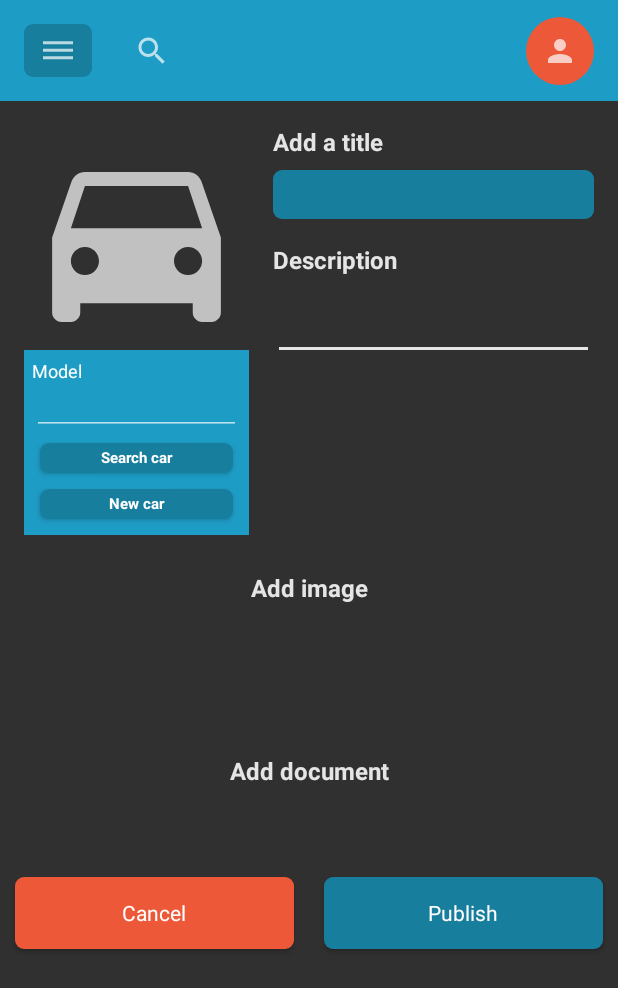
After one commit to MiguelAngel-9k/Moviles-app, an Android app: the PostDescriptionFragment screen opened directly, with no data from a screen before it, on a phone screen of 412 x 824 dp. The commit adds this screen. Shown: the top 988 px of the screen. Run offline under Robolectric (Android 15) with nearby library versions, the phone set to English and light mode, and no system bars.

Commit message:
publish activity done

```diff
--- /dev/null
+++ b/app/src/main/java/com/example/mkx_app/acyivitys/PublishActivity.kt
@@ -0,0 +1,12 @@
+package com.example.mkx_app.acyivitys
+
+import androidx.appcompat.app.AppCompatActivity
+import android.os.Bundle
+import com.example.mkx_app.R
+
+class PublishActivity : AppCompatActivity() {
+    override fun onCreate(savedInstanceState: Bundle?) {
+        super.onCreate(savedInstanceState)
+        setContentView(R.layout.activity_publish)
+    }
+}
--- /dev/null
+++ b/app/src/main/java/com/example/mkx_app/fragments/PostDescriptionFragment.kt
@@ -0,0 +1,60 @@
+package com.example.mkx_app.fragments
+
+import android.os.Bundle
+import androidx.fragment.app.Fragment
+import android.view.LayoutInflater
+import android.view.View
+import android.view.ViewGroup
+import com.example.mkx_app.R
+
+// TODO: Rename parameter arguments, choose names that match
+// the fragment initialization parameters, e.g. ARG_ITEM_NUMBER
+private const val ARG_PARAM1 = "param1"
+private const val ARG_PARAM2 = "param2"
+
+/**
+ * A simple [Fragment] subclass.
+ * Use the [PostDescriptionFragment.newInstance] factory method to
+ * create an instance of this fragment.
+ */
+class PostDescriptionFragment : Fragment() {
+    // TODO: Rename and change types of parameters
+    private var param1: String? = null
+    private var param2: String? = null
+
+    override fun onCreate(savedInstanceState: Bundle?) {
+        super.onCreate(savedInstanceState)
+        arguments?.let {
+            param1 = it.getString(ARG_PARAM1)
+            param2 = it.getString(ARG_PARAM2)
+        }
+    }
+
+    override fun onCreateView(
+        inflater: LayoutInflater, container: ViewGroup?,
+        savedInstanceState: Bundle?
+    ): View? {
+        // Inflate the layout for this fragment
+        return inflater.inflate(R.layout.fragment_post_description, container, false)
+    }
+
+    companion object {
+        /**
+         * Use this factory method to create a new instance of
+         * this fragment using the provided parameters.
+         *
+         * @param param1 Parameter 1.
+         * @param param2 Parameter 2.
+         * @return A new instance of fragment PostDescriptionFragment.
+         */
+        // TODO: Rename and change types and number of parameters
+        @JvmStatic
+        fun newInstance(param1: String, param2: String) =
+            PostDescriptionFragment().apply {
+                arguments = Bundle().apply {
+                    putString(ARG_PARAM1, param1)
+                    putString(ARG_PARAM2, param2)
+                }
+            }
+    }
+}
--- a/app/src/main/res/drawable/cancel_button.xml
+++ b/app/src/main/res/drawable/cancel_button.xml
@@ -1,5 +1,5 @@
 <?xml version="1.0" encoding="utf-8"?>
 <shape xmlns:android="http://schemas.android.com/apk/res/android">
-    <corners android:radius="16dp"></corners>
+    <corners android:radius="6dp"></corners>
     <solid android:color="@color/orange"></solid>
 </shape>
--- /dev/null
+++ b/app/src/main/res/layout/activity_publish.xml
@@ -0,0 +1,98 @@
+<?xml version="1.0" encoding="utf-8"?>
+<androidx.constraintlayout.widget.ConstraintLayout xmlns:android="http://schemas.android.com/apk/res/android"
+    xmlns:app="http://schemas.android.com/apk/res-auto"
+    xmlns:tools="http://schemas.android.com/tools"
+    android:layout_width="match_parent"
+    android:layout_height="match_parent"
+    tools:context=".acyivitys.PublishActivity">
+
+    <androidx.fragment.app.FragmentContainerView
+        android:id="@+id/fragmentNavbarPublish"
+        android:name="com.example.mkx_app.fragments.NavbarFragment"
+        android:layout_width="0dp"
+        android:layout_height="wrap_content"
+        app:layout_constraintEnd_toEndOf="parent"
+        app:layout_constraintStart_toStartOf="parent"
+        app:layout_constraintTop_toTopOf="parent" />
+
+
+    <ScrollView
+        android:layout_width="0dp"
+        android:layout_height="0dp"
+        app:layout_constraintBottom_toBottomOf="parent"
+        app:layout_constraintEnd_toEndOf="parent"
+        app:layout_constraintHorizontal_bias="0.0"
+        app:layout_constraintStart_toStartOf="parent"
+        app:layout_constraintTop_toBottomOf="@+id/fragmentNavbarPublish">
+
+        <LinearLayout
+            android:layout_width="match_parent"
+            android:layout_height="wrap_content"
+            android:orientation="vertical" >
+
+            <androidx.fragment.app.FragmentContainerView
+                android:id="@+id/fragmentContainerView6"
+                android:name="com.example.mkx_app.fragments.PostDescriptionFragment"
+                android:layout_width="match_parent"
+                android:layout_height="wrap_content" />
+
+            <TextView
+                android:id="@+id/txtAddImage"
+                style="@style/Theme.MKXAPP.h3"
+                android:layout_width="match_parent"
+                android:layout_height="wrap_content"
+                android:layout_marginTop="8dp"
+                android:text="@string/add_image" />
+
+            <ScrollView
+                android:layout_width="match_parent"
+                android:layout_height="100dp">
+
+                <LinearLayout
+                    android:layout_width="match_parent"
+                    android:layout_height="wrap_content"
+                    android:orientation="vertical" />
+            </ScrollView>
+
+            <TextView
+                android:id="@+id/txtAddDocument"
+                style="@style/Theme.MKXAPP.h3"
+                android:layout_width="match_parent"
+                android:layout_height="wrap_content"
+                android:text="@string/add_document" />
+
+            <ScrollView
+                android:layout_width="match_parent"
+                android:layout_height="50dp">
+
+                <LinearLayout
+                    android:layout_width="match_parent"
+                    android:layout_height="wrap_content"
+                    android:orientation="vertical" />
+            </ScrollView>
+
+            <LinearLayout
+                android:layout_width="match_parent"
+                android:layout_height="match_parent"
+                android:orientation="horizontal">
+
+                <Button
+                    android:id="@+id/btnPublishCancel"
+                    style="@style/Theme.MKXAPP.button.cancel"
+                    android:layout_width="wrap_content"
+                    android:layout_height="wrap_content"
+                    android:layout_weight="1"
+                    android:text="@string/cancel" />
+
+                <Button
+                    android:id="@+id/btnPublish"
+                    style="@style/Theme.MKXAPP.button"
+                    android:layout_width="wrap_content"
+                    android:layout_height="wrap_content"
+                    android:layout_weight="1"
+                    android:text="@string/publish" />
+            </LinearLayout>
+        </LinearLayout>
+    </ScrollView>
+
+</androidx.constraintlayout.widget.ConstraintLayout>
--- /dev/null
+++ b/app/src/main/res/layout/fragment_post_description.xml
@@ -0,0 +1,177 @@
+<?xml version="1.0" encoding="utf-8"?>
+<androidx.constraintlayout.widget.ConstraintLayout xmlns:android="http://schemas.android.com/apk/res/android"
+    xmlns:app="http://schemas.android.com/apk/res-auto"
+    xmlns:tools="http://schemas.android.com/tools"
+    android:layout_width="match_parent"
+    android:layout_height="wrap_content"
+    tools:context=".fragments.PostDescriptionFragment">
+
+    <ImageView
+        android:id="@+id/imgCoverPublis"
+        android:layout_width="150dp"
+        android:layout_height="150dp"
+        android:layout_marginStart="16dp"
+        android:layout_marginTop="16dp"
+        android:src="@drawable/ic_directions_car_24"
+        app:layout_constraintStart_toStartOf="parent"
+        app:layout_constraintTop_toTopOf="parent" />
+
+    <LinearLayout
+        android:layout_width="0dp"
+        android:layout_height="wrap_content"
+        android:layout_marginBottom="16dp"
+        android:background="@color/blue"
+        android:orientation="vertical"
+        android:padding="5dp"
+        app:layout_constraintBottom_toBottomOf="parent"
+        app:layout_constraintEnd_toEndOf="@+id/imgCoverPublis"
+        app:layout_constraintStart_toStartOf="@+id/imgCoverPublis"
+        app:layout_constraintTop_toBottomOf="@+id/imgCoverPublis">
+
+        <TextView
+            android:id="@+id/txtSearchCar"
+            style="@style/Theme.MKXAPP.label_sm"
+            android:layout_width="match_parent"
+            android:layout_height="wrap_content"
+            android:text="@string/car_model" />
+
+        <EditText
+            android:id="@+id/editCarModel"
+            style="@style/Theme.MKXAPP.edit_sm"
+            android:layout_width="match_parent"
+            android:layout_height="wrap_content"
+            android:ems="10"
+            android:inputType="textPersonName" />
+
+        <Button
+            android:id="@+id/btnSelectCar"
+            style="@style/Theme.MKXAPP.button_sm"
+            android:layout_width="match_parent"
+            android:layout_height="20dp"
+            android:layout_margin="5dp"
+            android:text="@string/search_car" />
+
+        <Button
+            android:id="@+id/btnNewCar"
+            style="@style/Theme.MKXAPP.button_sm"
+            android:layout_width="match_parent"
+            android:layout_height="20dp"
+            android:layout_margin="5dp"
+            android:text="@string/new_car" />
+
+    </LinearLayout>
+
+    <EditText
+        android:id="@+id/editPublishTitle"
+        style="@style/Theme.MKXAPP.h2"
+        android:layout_width="0dp"
+        android:layout_height="wrap_content"
+        android:layout_marginLeft="16dp"
+        android:layout_marginTop="8dp"
+        android:layout_marginRight="16dp"
+        android:background="@drawable/button_rounded"
+        android:ems="10"
+        android:inputType="textPersonName"
+        app:layout_constraintEnd_toEndOf="parent"
+        app:layout_constraintStart_toEndOf="@+id/imgCoverPublis"
+        app:layout_constraintTop_toBottomOf="@+id/txtPublisTitle" />
+
+    <TextView
+        android:id="@+id/txtPostDescription"
+        android:layout_width="0dp"
+        android:layout_height="wrap_content"
+        android:text="@string/post_description"
+        style="@style/Theme.MKXAPP.h3"
+        android:textAlignment="textStart"
+        android:layout_marginTop="16dp"
+        app:layout_constraintEnd_toEndOf="@+id/editPublishTitle"
+        app:layout_constraintStart_toStartOf="@+id/editPublishTitle"
+        app:layout_constraintTop_toBottomOf="@+id/editPublishTitle" />
+
+    <EditText
+        android:id="@+id/editPublisDescription"
+        android:layout_width="0dp"
+        android:layout_height="wrap_content"
+        android:ems="10"
+        style="@style/Theme.MKXAPP.edit"
+        android:inputType="textMultiLine"
+        android:layout_marginTop="16dp"
+        app:layout_constraintEnd_toEndOf="@+id/editPublishTitle"
+        app:layout_constraintHorizontal_bias="0.0"
+        app:layout_constraintStart_toStartOf="@+id/editPublishTitle"
+        app:layout_constraintTop_toBottomOf="@+id/txtPostDescription" />
+
+    <TextView
+        android:id="@+id/txtPublisTitle"
+        style="@style/Theme.MKXAPP.h3"
+        android:layout_width="0dp"
+        android:layout_height="wrap_content"
+        android:layout_marginStart="16dp"
+        android:layout_marginEnd="16dp"
+        android:text="@string/post_title"
+        android:textAlignment="textStart"
+        app:layout_constraintEnd_toEndOf="parent"
+        app:layout_constraintStart_toEndOf="@+id/imgCoverPublis"
+        app:layout_constraintTop_toTopOf="@+id/imgCoverPublis" />
+
+
+    <!--
+
+    <LinearLayout
+        android:layout_width="0dp"
+        android:layout_height="wrap_content"
+        android:background="@color/blue"
+        android:orientation="vertical"
+        app:layout_constraintEnd_toEndOf="@+id/imgCoverPublis"
+        app:layout_constraintStart_toStartOf="@+id/imgCoverPublis"
+        app:layout_constraintTop_toBottomOf="@+id/imgCoverPublis">
+
+        <TextView
+            android:id="@+id/txtCarYear"
+            style="@style/Theme.MKXAPP.label_sm"
+            android:layout_width="match_parent"
+            android:layout_height="wrap_content"
+            android:text="@string/car_year" />
+
+        <EditText
+            android:id="@+id/editCarYear"
+            style="@style/Theme.MKXAPP.edit_sm"
+            android:layout_width="match_parent"
+            android:layout_height="wrap_content"
+            android:ems="10"
+            android:inputType="textPersonName" />
+
+        <TextView
+            android:id="@+id/txtCarFactory"
+            style="@style/Theme.MKXAPP.label_sm"
+            android:layout_width="match_parent"
+            android:layout_height="wrap_content"
+            android:text="@string/car_year" />
+
+        <EditText
+            android:id="@+id/editCarFactory"
+            style="@style/Theme.MKXAPP.edit_sm"
+            android:layout_width="match_parent"
+            android:layout_height="wrap_content"
+            android:ems="10"
+            android:inputType="textPersonName" />
+
+        <TextView
+            android:id="@+id/txtCarModel"
+            style="@style/Theme.MKXAPP.label_sm"
+            android:layout_width="match_parent"
+            android:layout_height="wrap_content"
+            android:text="@string/car_model" />
+
+        <EditText
+            android:id="@+id/editCarModel"
+            style="@style/Theme.MKXAPP.edit_sm"
+            android:layout_width="match_parent"
+            android:layout_height="wrap_content"
+            android:ems="10"
+            android:inputType="textPersonName" />
+    </LinearLayout>
+
+    -->
+
+</androidx.constraintlayout.widget.ConstraintLayout>
--- a/app/src/main/res/values/strings.xml
+++ b/app/src/main/res/values/strings.xml
@@ -21,6 +21,15 @@
     <string name="address_State">State</string>
     <string name="recent">Recent</string>
     <string name="post_by">Post by:</string>
-    <!-- TODO: Remove or change this placeholder text -->
-    <string name="hello_blank_fragment">Hello blank fragment</string>
+   <string name="car_year">Year</string>
+   <string name="car_factory">Factory</string>
+   <string name="car_model">Model</string>
+   <string name="search_car">Search car</string>
+   <string name="new_car">New car</string>
+   <string name="post_description">Description</string>
+   <string name="post_title">Add a title</string>
+   <string name="add_image">Add image</string>
+   <string name="add_document">Add document</string>
+   <string name="cancel">Cancel</string>
+   <string name="publish">Publish</string>
 </resources>
--- a/app/src/main/res/values/styles.xml
+++ b/app/src/main/res/values/styles.xml
@@ -11,6 +11,9 @@
         <item name="android:textSize">18sp</item>
         <item name="android:textAlignment">textStart</item>
     </style>
+    <style name="Theme.MKXAPP.label_sm">
+        <item name="android:textSize">12sp</item>
+    </style>
     <style name="Theme.MKXAPP.label_with_margin">
         <item name="android:textStyle">bold</item>
         <item name="android:textColor">@color/primary_text</item>
@@ -21,6 +24,9 @@
     <style name="Theme.MKXAPP.edit">
         <item name="android:backgroundTint">@color/primary_text</item>
         <item name="android:textSize">14sp</item>
+    </style>
+    <style name="Theme.MKXAPP.edit_sm">
+        <item name="android:textSize">10sp</item>
     </style>
     <style name="Theme.MKXAPP.edit_with_margin">
         <item name="android:backgroundTint">@color/primary_text</item>
@@ -52,6 +58,14 @@
         <item name="android:background">@drawable/button_rounded</item>
         <item name="android:layout_margin">10dp</item>
         <item name="android:layout_width">120dp</item>
+    </style>
+    <style name="Theme.MKXAPP.button.cancel">
+        <item name="android:background">@drawable/cancel_button</item>
+    </style>
+    <style name="Theme.MKXAPP.button_sm">
+        <item name="android:background">@drawable/button_rounded</item>
+        <item name="android:textSize">10sp</item>
+        <item name="android:textStyle">bold</item>
     </style>
     <style name="Theme.MKXAPP.burger_button">
         <item name="android:background">@drawable/button_rounded</item>
```
Also changed, not shown: app/src/main/AndroidManifest.xml (+11 -3 lines).
